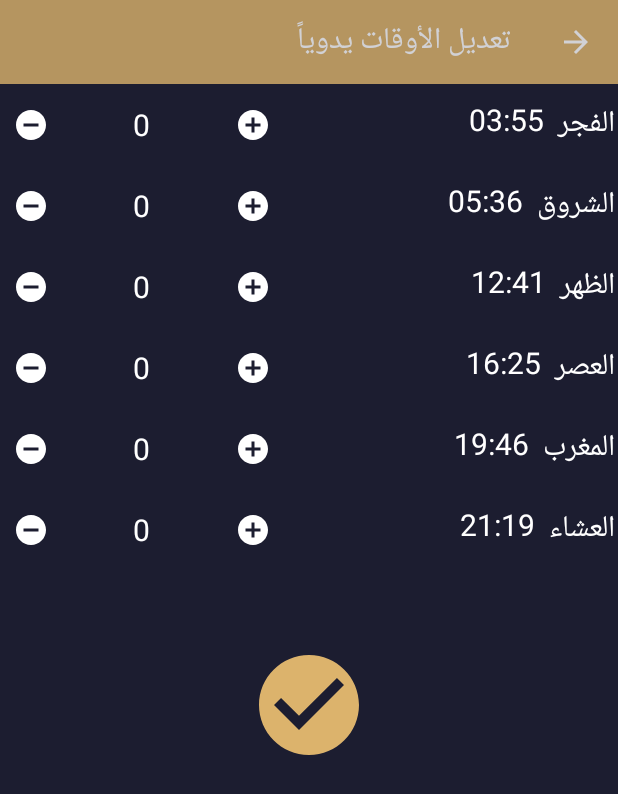
After one commit to arakaneserohingya/Best-Azan-And-Prayer-Time-App, an Android app: the AdjustTimesActivity screen opened directly, with no data from a screen before it, on a phone screen of 412 x 824 dp. The commit adds this screen. Shown: the top 794 px of the screen. Run offline under Robolectric (Android 15) with nearby library versions, the phone set to English and light mode, and no system bars.

Commit message:
1) Enable adjust prayer times manually by: add configuration_box layer to activity_time_point_settings for times settings create AdjustTimesActivity activity create applyDelayPreferences function in Times class for to apply saved delay values on times array
2) Enable times original settings by:
add configuration_box layer to activity_time_point_settings for times restore settings

```diff
--- /dev/null
+++ b/app/src/main/java/com/alhadara/omar/azan/AdjustTimesActivity.java
@@ -0,0 +1,117 @@
+package com.alhadara.omar.azan;
+
+import androidx.appcompat.app.AppCompatActivity;
+import androidx.appcompat.widget.Toolbar;
+
+import android.content.SharedPreferences;
+import android.os.Bundle;
+import android.view.View;
+import android.widget.ImageButton;
+import android.widget.LinearLayout;
+import android.widget.TextView;
+import android.widget.Toast;
+
+import com.example.omar.azanapkmostafa.R;
+
+public class AdjustTimesActivity extends AppCompatActivity {
+
+    private String[] times;
+    private SharedPreferences delayTimesPref;
+    private SharedPreferences.Editor delayTimesEdit;
+    private int[] delays;
+
+    @Override
+    protected void onCreate(Bundle savedInstanceState) {
+        super.onCreate(savedInstanceState);
+        setContentView(R.layout.activity_adjust_times);
+        Toolbar toolbar = findViewById(R.id.toolbar_adjust_times_activity);
+        setSupportActionBar(toolbar);
+        getSupportActionBar().setDisplayHomeAsUpEnabled(true);
+        getSupportActionBar().setDisplayShowHomeEnabled(true);
+        getSupportActionBar().setTitle("تعديل الأوقات يدوياً");
+        delayTimesPref = getSharedPreferences("delaytime.txt",MODE_PRIVATE);
+        delayTimesEdit = delayTimesPref.edit();
+        times = new String[6];
+        delays = new int[6];
+        for(int i=0;i<6;i++) { times[i]=Times.times[i]; delays[i] = delayTimesPref.getInt(Integer.toString(i),0);}
+
+        widgetsAdder();
+        ((ImageButton) findViewById(R.id.adjust_times_activity_save_button)).setOnClickListener(new View.OnClickListener() {
+            @Override
+            public void onClick(View view) {
+                for(int i=0;i<6;i++) {
+                    delayTimesEdit.putInt(Integer.toString(i),delays[i]);
+                    delayTimesEdit.commit();
+                    Times.times[i] = times[i];
+                    Toast toast = Toast.makeText(getApplicationContext(),"تم حفظ التغيرات!، سيتم التطبيق عند إعادة تشغيل البرنامج",Toast.LENGTH_SHORT);
+                    toast.show();
+                }
+            }
+        });
+    }
+
+    private void widgetsAdder() {
+        LinearLayout adjustTimeLayout;
+        for(int i=0;i<6;i++) {
+            final int j =i;
+
+            adjustTimeLayout = (LinearLayout) ((LinearLayout) findViewById(R.id.adjust_time_widget_layout)).getChildAt(i);
+            final LinearLayout ad = adjustTimeLayout;
+            ((TextView) adjustTimeLayout.findViewById(R.id.adjust_time_widget_text)).setText(
+                    Constants.alias[i] + "  " + times[i]);
+            ((TextView) ad.findViewById(R.id.adjust_time_widget_minutes_number)).setText(Integer.toString(delays[i]));
+            ((ImageButton) adjustTimeLayout.findViewById(R.id.adjust_time_widget_increase)).setOnClickListener(new View.OnClickListener() {
+                @Override
+                public void onClick(View view) {
+                    if(delays[j] < 59) {
+                        delays[j] += 1;
+                        int h = TM.getHours24(times[j]);
+                        int m = TM.getMinute(times[j]);
+                        if (m == 59) {
+                            m = 0;
+                            if (h < 23) h = h + 1;
+                            else h = 0;
+                        } else m = m + 1;
+                        times[j] = h > 9 ? Integer.toString(h) : "0" + Integer.toString(h);
+                        times[j] += m > 9 ? ":" + Integer.toString(m) : ":0" + Integer.toString(m);
+                        ((TextView) ad.findViewById(R.id.adjust_time_widget_text)).setText(
+                                Constants.alias[j] + "  " + times[j]);
+                        ((TextView) ad.findViewById(R.id.adjust_time_widget_minutes_number)).setText(
+                                Integer.toString(delays[j])
+                        );
+
+                    }
+                }
+            });
+            ((ImageButton) adjustTimeLayout.findViewById(R.id.adjust_time_widget_decrease)).setOnClickListener(new View.OnClickListener() {
+                @Override
+                public void onClick(View view) {
+                    if(delays[j] > -59) {
+                        delays[j] -= 1;
+                        int h = TM.getHours24(times[j]);
+                        int m = TM.getMinute(times[j]);
+                        if (m == 0) {
+                            m = 59;
+                            if (h > 0) h = h - 1;
+                            else h = 23;
+                        } else m = m - 1;
+                        times[j] = h > 9 ? Integer.toString(h) : "0" + Integer.toString(h);
+                        times[j] += m > 9 ? ":" + Integer.toString(m) : ":0" + Integer.toString(m);
+                        ((TextView) ad.findViewById(R.id.adjust_time_widget_text)).setText(
+                                Constants.alias[j] + "  " + times[j]);
+                        ((TextView) ad.findViewById(R.id.adjust_time_widget_minutes_number)).setText(
+                                Integer.toString(delays[j])
+                        );
+                    }
+                }
+            });
+
+        }
+    }
+
+    @Override
+    public boolean onSupportNavigateUp() {
+        onBackPressed();
+        return true;
+    }
+}
--- a/app/src/main/java/com/alhadara/omar/azan/MainActivity.java
+++ b/app/src/main/java/com/alhadara/omar/azan/MainActivity.java
@@ -60,6 +60,7 @@ public class MainActivity extends AppCompatActivity
         timePoint = new TimePoint[6];
         mediaPlayer = MediaPlayer.create(MainActivity.this,R.raw.azan_haram);
         Times.initializeTimes(33.513805,36.276527,3);
+        Times.applyDelayPreferences(this);
         initializeTimePoints();
         handler = new Handler();
         upComingTimePoint = TM.commingTimePointIndex(Times.times);
--- /dev/null
+++ b/app/src/main/res/drawable/ic_add_circle_black_24dp.xml
@@ -0,0 +1,5 @@
+<vector android:height="24dp" android:tint="#FFFFFF"
+    android:viewportHeight="24.0" android:viewportWidth="24.0"
+    android:width="24dp" xmlns:android="http://schemas.android.com/apk/res/android">
+    <path android:fillColor="#FF000000" android:pathData="M12,2C6.48,2 2,6.48 2,12s4.48,10 10,10 10,-4.48 10,-10S17.52,2 12,2zM17,13h-4v4h-2v-4L7,13v-2h4L11,7h2v4h4v2z"/>
+</vector>
--- /dev/null
+++ b/app/src/main/res/drawable/ic_decrease_24dp.xml
@@ -0,0 +1,5 @@
+<vector android:height="24dp" android:tint="#FFFFFF"
+    android:viewportHeight="24.0" android:viewportWidth="24.0"
+    android:width="24dp" xmlns:android="http://schemas.android.com/apk/res/android">
+    <path android:fillColor="#FF000000" android:pathData="M12,2C6.48,2 2,6.48 2,12s4.48,10 10,10 10,-4.48 10,-10S17.52,2 12,2zM17,13L7,13v-2h10v2z"/>
+</vector>
--- /dev/null
+++ b/app/src/main/res/drawable/ic_restore_black_24dp.xml
@@ -0,0 +1,5 @@
+<vector android:height="24dp" android:tint="#FFFFFF"
+    android:viewportHeight="24.0" android:viewportWidth="24.0"
+    android:width="24dp" xmlns:android="http://schemas.android.com/apk/res/android">
+    <path android:fillColor="#FF000000" android:pathData="M13,3c-4.97,0 -9,4.03 -9,9L1,12l3.89,3.89 0.07,0.14L9,12L6,12c0,-3.87 3.13,-7 7,-7s7,3.13 7,7 -3.13,7 -7,7c-1.93,0 -3.68,-0.79 -4.94,-2.06l-1.42,1.42C8.27,19.99 10.51,21 13,21c4.97,0 9,-4.03 9,-9s-4.03,-9 -9,-9zM12,8v5l4.28,2.54 0.72,-1.21 -3.5,-2.08L13.5,8L12,8z"/>
+</vector>
--- /dev/null
+++ b/app/src/main/res/drawable/ic_save_24dp.xml
@@ -0,0 +1,5 @@
+<vector android:height="24dp" android:tint="#FFFFFF"
+    android:viewportHeight="24.0" android:viewportWidth="24.0"
+    android:width="24dp" xmlns:android="http://schemas.android.com/apk/res/android">
+    <path android:fillColor="#FF000000" android:pathData="M12,2C6.48,2 2,6.48 2,12s4.48,10 10,10 10,-4.48 10,-10S17.52,2 12,2zM10,17l-5,-5 1.41,-1.41L10,14.17l7.59,-7.59L19,8l-9,9z"/>
+</vector>
--- /dev/null
+++ b/app/src/main/res/layout/activity_adjust_times.xml
@@ -0,0 +1,77 @@
+<?xml version="1.0" encoding="utf-8"?>
+<LinearLayout
+    xmlns:android="http://schemas.android.com/apk/res/android"
+    xmlns:app="http://schemas.android.com/apk/res-auto"
+    xmlns:tools="http://schemas.android.com/tools"
+    android:layout_width="match_parent"
+    android:orientation="vertical"
+    android:layoutDirection="rtl"
+    android:background="@color/widgetColorSettings"
+    android:layout_height="match_parent"
+    tools:context="com.alhadara.omar.azan.AdjustTimesActivity">
+
+    <androidx.appcompat.widget.Toolbar
+        android:id="@+id/toolbar_adjust_times_activity"
+        android:alpha="0.8"
+        android:layout_gravity="top"
+        android:theme="@style/ToolbarTheme"
+        app:titleTextColor="@android:color/white"
+        android:layout_width="match_parent"
+        android:layout_height="?attr/actionBarSize"
+        android:background="?attr/colorPrimary"
+        app:popupTheme="@style/AppTheme.PopupOverlay">
+
+    </androidx.appcompat.widget.Toolbar>
+
+    <ScrollView
+        android:layout_width="match_parent"
+        android:layout_height="match_parent">
+        <LinearLayout
+            android:orientation="vertical"
+            android:layout_width="match_parent"
+            android:layout_height="wrap_content">
+            <LinearLayout
+                android:id="@+id/adjust_time_widget_layout"
+                android:orientation="vertical"
+                android:layout_width="match_parent"
+                android:layout_height="wrap_content">
+                <include layout="@layout/adjust_time_widget"
+                    android:id="@+id/adjust_time_widget_1">
+
+                </include>
+                <include layout="@layout/adjust_time_widget"
+                    android:id="@+id/adjust_time_widget_2">
+
+                </include>
+                <include layout="@layout/adjust_time_widget"
+                    android:id="@+id/adjust_time_widget_3">
+
+                </include>
+                <include layout="@layout/adjust_time_widget"
+                    android:id="@+id/adjust_time_widget_4">
+
+                </include>
+                <include layout="@layout/adjust_time_widget"
+                    android:id="@+id/adjust_time_widget_5">
+
+                </include>
+                <include layout="@layout/adjust_time_widget"
+                    android:id="@+id/adjust_time_widget_6">
+
+                </include>
+            </LinearLayout>
+
+            <ImageButton
+                android:id="@+id/adjust_times_activity_save_button"
+                android:layout_gravity="center"
+                android:layout_marginTop="50dp"
+                android:src="@drawable/ic_save_24dp"
+                android:background="@android:color/transparent"
+                android:tint="@color/colorPrimary"
+                android:scaleType="fitXY"
+                android:layout_width="80dp"
+                android:layout_height="80dp" />
+        </LinearLayout>
+    </ScrollView>
+
+</LinearLayout>
--- a/app/src/main/res/layout/activity_time_point_settings.xml
+++ b/app/src/main/res/layout/activity_time_point_settings.xml
@@ -67,6 +67,9 @@
                 <include layout="@layout/configuration_box"
                     android:id="@+id/time_point_settings_adjust_times">
                 </include>
+                <include layout="@layout/configuration_box"
+                    android:id="@+id/time_point_settings_reset_times">
+                </include>
             </LinearLayout>
         </ScrollView>
 
--- /dev/null
+++ b/app/src/main/res/layout/adjust_time_widget.xml
@@ -0,0 +1,41 @@
+<?xml version="1.0" encoding="utf-8"?>
+<LinearLayout
+    xmlns:android="http://schemas.android.com/apk/res/android"
+    android:orientation="horizontal"
+    android:layoutDirection="rtl"
+    android:layout_margin="2dp"
+    android:layout_width="match_parent"
+    android:layout_height="50dp">
+    <TextView
+        android:id="@+id/adjust_time_widget_text"
+        android:textSize="20sp"
+        android:textColor="@android:color/white"
+        android:gravity="center|right"
+        android:layout_weight="0.5"
+        android:layout_width="match_parent"
+        android:layout_height="match_parent" />
+    <androidx.appcompat.widget.AppCompatImageButton
+        android:id="@+id/adjust_time_widget_increase"
+        android:src="@drawable/ic_add_circle_black_24dp"
+        android:background="@android:color/transparent"
+        android:layout_weight="1"
+        android:layout_width="match_parent"
+        android:layout_height="match_parent" />
+    <TextView
+        android:id="@+id/adjust_time_widget_minutes_number"
+        android:textColor="@android:color/white"
+        android:textSize="20sp"
+        android:text="0"
+        android:gravity="center"
+        android:layout_weight="0.8"
+        android:layout_width="match_parent"
+        android:layout_height="match_parent" />
+    <androidx.appcompat.widget.AppCompatImageButton
+        android:id="@+id/adjust_time_widget_decrease"
+        android:layout_weight="1"
+        android:background="@android:color/transparent"
+        android:src="@drawable/ic_decrease_24dp"
+        android:layout_width="match_parent"
+        android:layout_height="match_parent" />
+
+</LinearLayout>
```
Also changed, not shown: app/src/main/AndroidManifest.xml (+8 -1 lines), app/src/main/java/com/alhadara/omar/azan/TimePointSettings.java (+29 -2 lines), app/src/main/java/com/alhadara/omar/azan/Times.java (+19 -0 lines).
